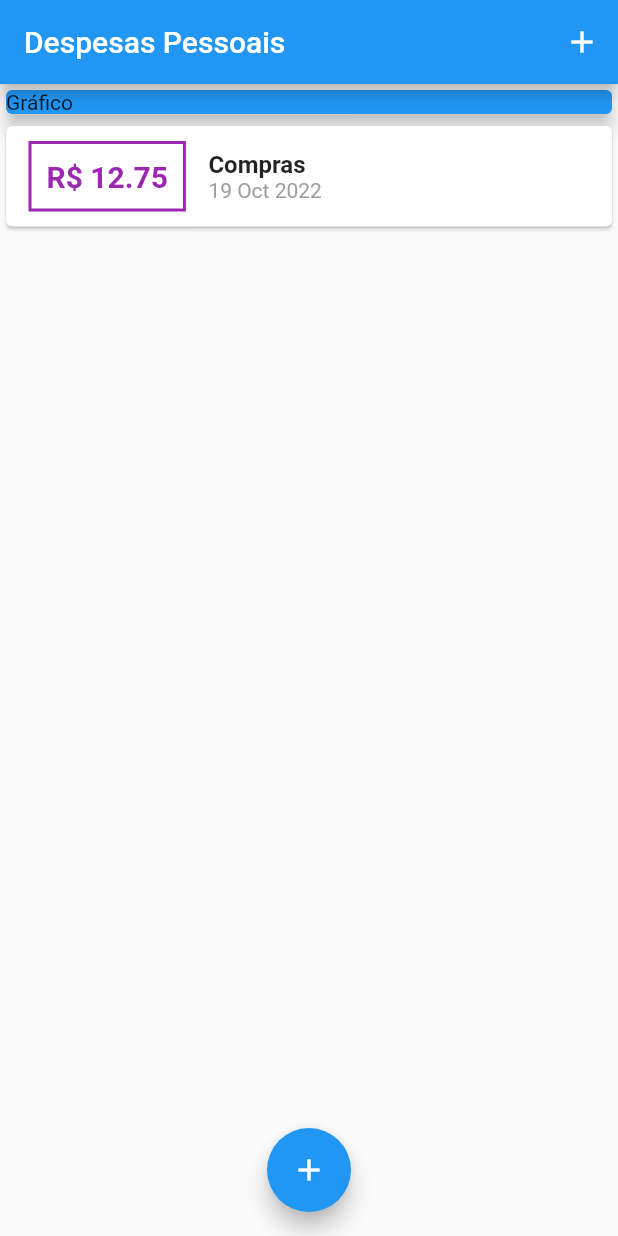
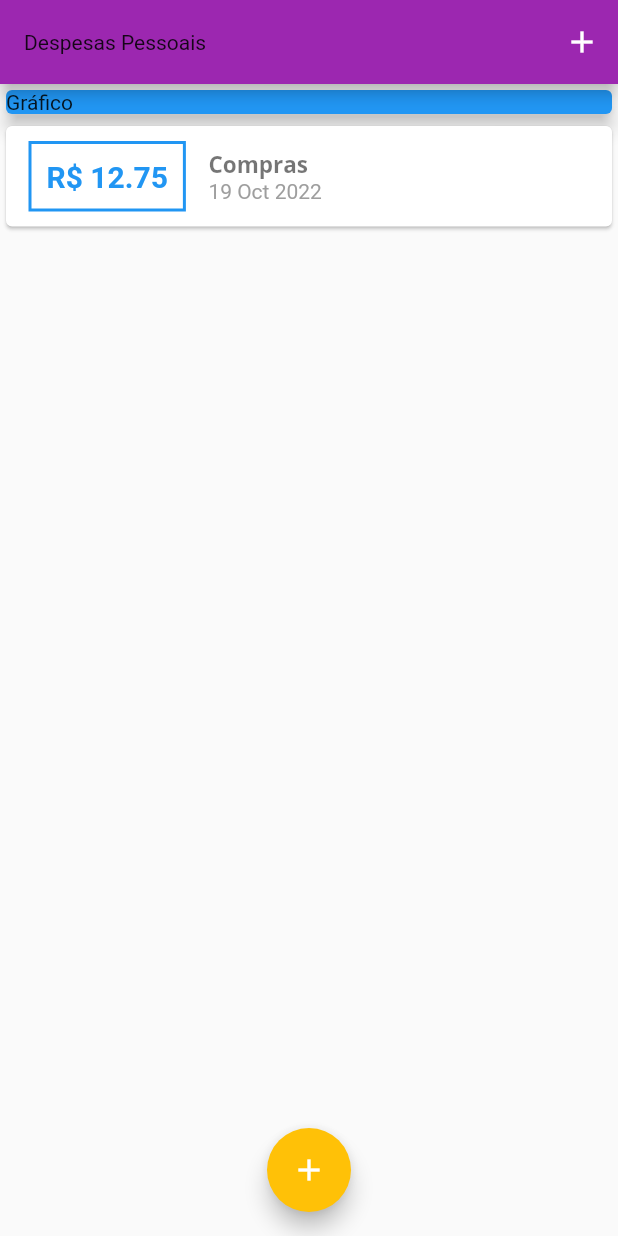
Before and after one commit to MarhlonKorb/expenses, a Flutter app: the screen it shows after launch, on a phone screen of 412 x 824 dp. Run offline on Flutter 3.47's test engine with Material 2 defaults, Android fonts, the phone set to English and light mode, and no system bars.

Commit message:
Alteracao de temas  e insercao de fontes
Foram inseridas fontes no projeto, as cores do tema foram definidas.

```diff
--- a/lib/components/transaction_list.dart
+++ b/lib/components/transaction_list.dart
@@ -25,14 +25,15 @@ class TransactionList extends StatelessWidget {
                 margin:
                     const EdgeInsets.symmetric(horizontal: 15, vertical: 10),
                 decoration: BoxDecoration(
-                    border: Border.all(color: Colors.purple, width: 2)),
+                    border: Border.all(color: Theme.of(context).primaryColor, width: 2)),
+
                 padding: const EdgeInsets.all(10),
                 child: Text(
                   toMoney(tr.value),
-                  style: const TextStyle(
+                  style:  TextStyle(
                       fontWeight: FontWeight.bold,
                       fontSize: 20,
-                      color: Colors.purple),
+                      color: Theme.of(context).primaryColor),
                 ),
               ),
               Column(
@@ -40,9 +41,11 @@ class TransactionList extends StatelessWidget {
                 children: [
                   Text(
                     tr.title,
-                    style: const TextStyle(
-                        fontSize: 16, fontWeight: FontWeight.bold),
-                  ),
+                    style: Theme.of(context).textTheme.headline1),
+
+                    // style: const TextStyle(
+                    //     fontSize: 16, fontWeight: FontWeight.bold),
+
                   Text(
                     toDateFormat(tr.date),
                     style: const TextStyle(color: Colors.grey),
--- a/lib/main.dart
+++ b/lib/main.dart
@@ -13,7 +13,24 @@ class ExpensesApp extends StatelessWidget {
 
   @override
   Widget build(BuildContext context) {
-    return MaterialApp(home: MyHomePage());
+    return MaterialApp(
+      home: MyHomePage(),
+      theme: ThemeData(
+          colorScheme: ColorScheme.fromSwatch(primarySwatch: Colors.purple)
+              .copyWith(secondary: Colors.amber),
+          fontFamily: 'QuickSand',
+          textTheme: ThemeData.light().textTheme.copyWith(
+              headline1: TextStyle(
+                  fontFamily: 'OpenSans',
+                  fontSize: 15,
+                  fontWeight: FontWeight.bold)),
+          appBarTheme: AppBarTheme(
+              textTheme: ThemeData.light().textTheme.copyWith(
+                  headline1: TextStyle(
+                      fontFamily: 'OpenSans',
+                      fontSize: 18,
+                      fontWeight: FontWeight.bold)))),
+    );
   }
 }
 
@@ -25,12 +42,9 @@ class MyHomePage extends StatefulWidget {
 }
 
 class _MyHomePageState extends State<MyHomePage> {
-
-final _transactions = [
+  final _transactions = [
     Transaction(id: 'id', title: 'Compras', value: 12.75, date: DateTime.now())
   ];
-
-
 
   _addTransaction(String title, double value) {
     final newTransaction = Transaction(
@@ -40,7 +54,6 @@ final _transactions = [
         date: DateTime.now());
 
     setState(() {
-
       _transactions.add(newTransaction);
     });
 
```
Also changed, not shown: pubspec.yaml (+16 -12 lines), assets/fonts/OpenSans-Bold.ttf (added), assets/fonts/OpenSans-Regular.ttf (added), assets/fonts/Quicksand-Bold.ttf (added), assets/fonts/Quicksand-Light.ttf (added), assets/fonts/Quicksand-Medium.ttf (added), assets/fonts/Quicksand-Regular.ttf (added).
